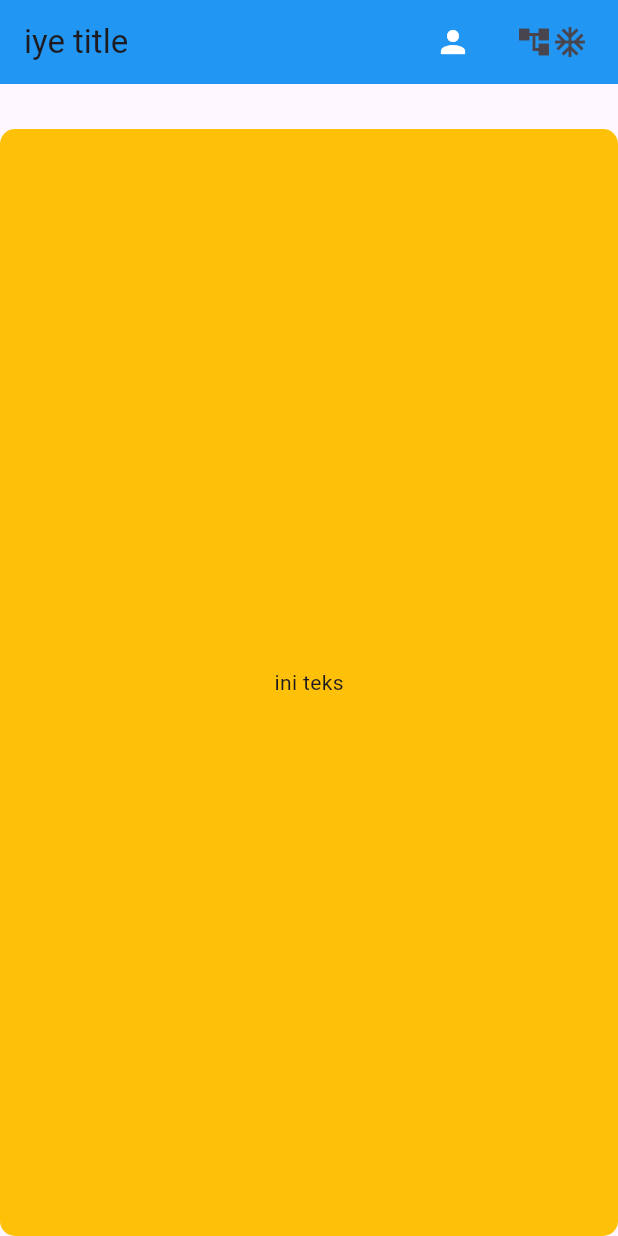
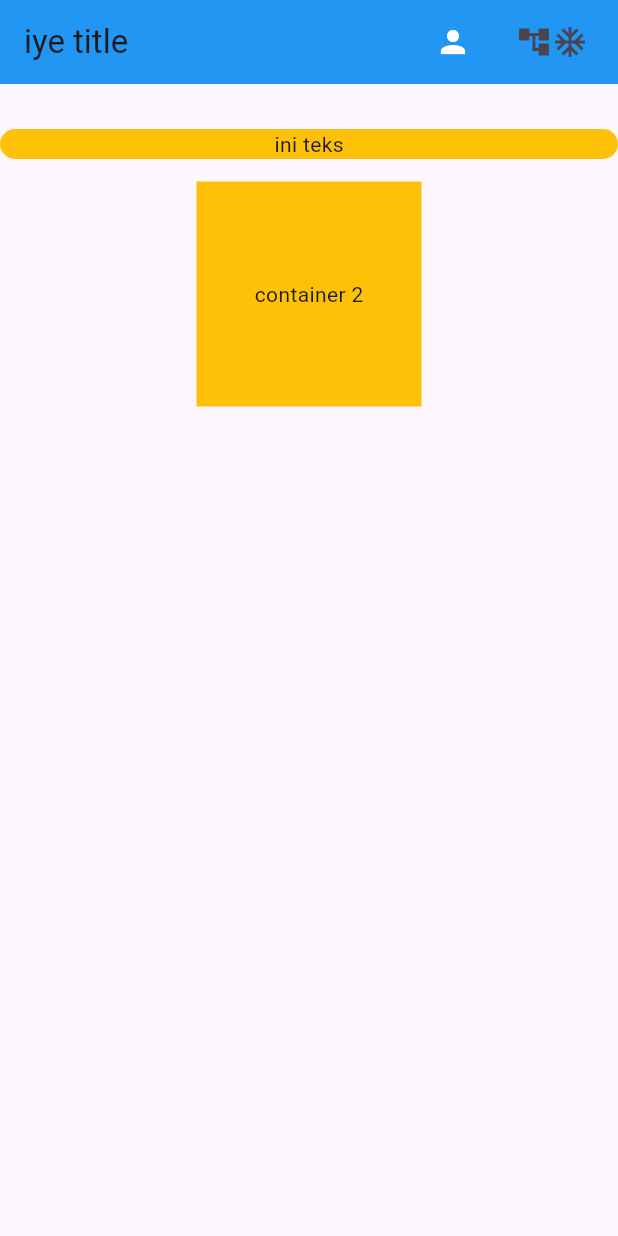
Before and after one commit to Frientia/tugas_week_5_1123150114, a Flutter app: the screen it shows after launch, on a phone screen of 412 x 824 dp. Run offline on Flutter 3.47's test engine with Material 3 defaults, Android fonts, the light colour scheme and no system bars.

Commit message:
bikin Container 2

```diff
--- a/lib/main.dart
+++ b/lib/main.dart
@@ -35,8 +35,9 @@ class MyHome extends StatelessWidget {
           SizedBox(width: 20,),
         ],
       ),
-      body: Container(
-
+      body: Column(
+        children: [
+          Container(
             alignment: Alignment.center,
 
             margin: EdgeInsets.only(top: 30),
@@ -47,6 +48,18 @@ class MyHome extends StatelessWidget {
               ),
             child: Text("ini teks"),
           ),
+          Container(
+            width: 150,
+            height: 150,
+            alignment: Alignment.center,
+            margin: EdgeInsets.all(15),
+
+            decoration: BoxDecoration(color: Colors.amber),
+            child: Text("container 2"),
+          )
+        ],
+
+        ),
 
       );
   }
```
Lines whose indentation alone changed are shown as unchanged.
